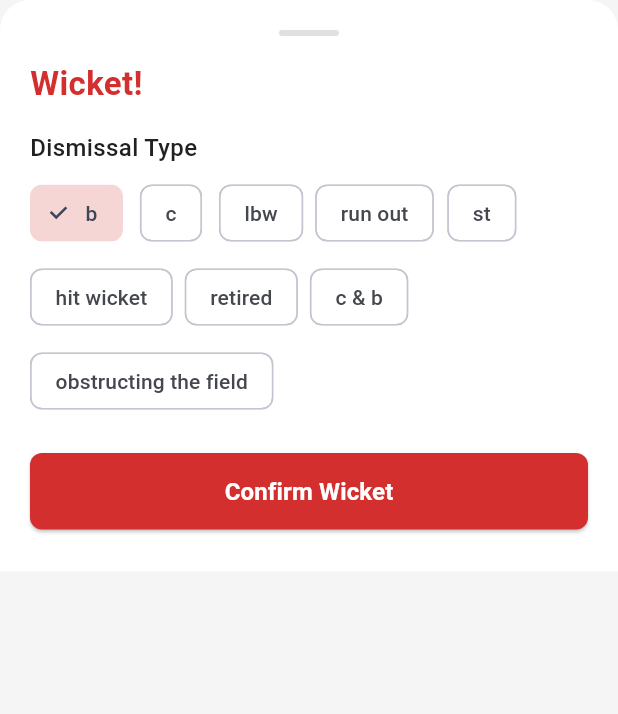
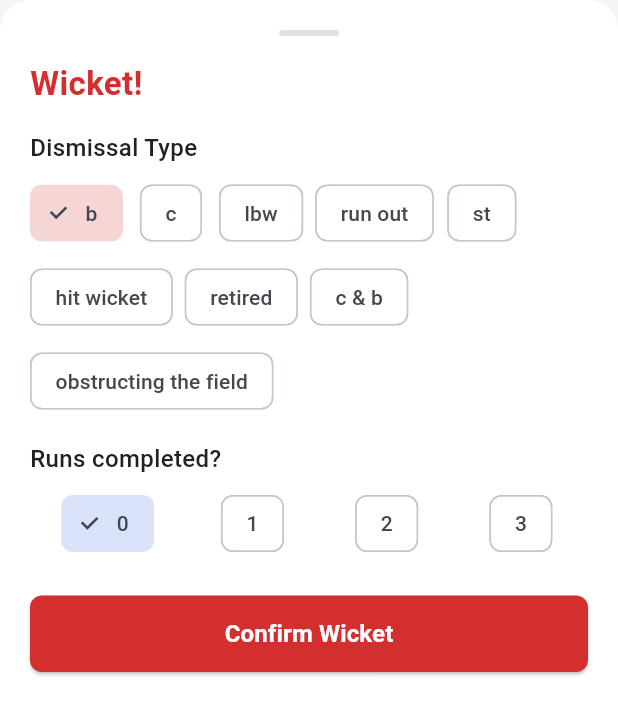
Before and after one commit to itsmejangra/CricLocal, a Flutter app: the WicketModal widget shown alone on an empty page, opened directly with empty values, on a phone screen of 412 x 824 dp. Shown: the top 714 px of the screen. Run offline on Flutter 3.47's test engine with Material 3 defaults, Android fonts, the phone set to English and light mode, and no system bars; our stand-ins replace equatable, flutter_bloc, get_it, go_router, google_fonts, pdf and 6 more; missing offline and left inert: audio_session, haishin_kit; accounts and stored records are empty; network calls fail.

Commit message:
Allow recording runs completed during a wicket (fix for run-outs)

```diff
--- a/cric_local/lib/features/match/presentation/bloc/scoring_bloc.dart
+++ b/cric_local/lib/features/match/presentation/bloc/scoring_bloc.dart
@@ -310,7 +310,7 @@ class ScoringBloc extends Bloc<ScoringEvent, ScoringState> {
 
       var striker = currentState.striker;
       var nonStriker = currentState.nonStriker;
-      if (shouldSwap && !event.isWicket) {
+      if (shouldSwap) {
         final temp = striker;
         striker = nonStriker;
         nonStriker = temp;
@@ -830,7 +830,8 @@ class ScoringBloc extends Bloc<ScoringEvent, ScoringState> {
 
     if (ball.isWicket) {
       final type = ball.dismissalType?.displayName ?? 'out';
-      return '$prefix OUT! $type.';
+      final runsStr = ball.totalRuns > 0 ? ' (${ball.totalRuns} runs completed)' : '';
+      return '$prefix OUT! $type.$runsStr';
     }
 
     if (ball.isWide) return '$prefix wide ball, drifting down leg.';
--- a/cric_local/lib/features/scoring/presentation/pages/score_input_page.dart
+++ b/cric_local/lib/features/scoring/presentation/pages/score_input_page.dart
@@ -388,8 +388,8 @@ class _ScoreInputPageState extends State<ScoreInputPage> with SingleTickerProvid
     return Material(color: AppTheme.wicketRed, borderRadius: BorderRadius.circular(12),
       child: InkWell(borderRadius: BorderRadius.circular(12),
         onTap: () => showModalBottomSheet(context: context, isScrollControlled: true,
-          builder: (_) => WicketModal(onConfirm: (type, fielderId, fielder2Id, dismissedId) {
-            _bloc.add(RecordBall(isWicket: true, dismissalType: type, dismissedPlayerId: dismissedId, fielder1Id: fielderId, fielder2Id: fielder2Id));
+          builder: (_) => WicketModal(onConfirm: (type, fielderId, fielder2Id, dismissedId, runs) {
+            _bloc.add(RecordBall(isWicket: true, dismissalType: type, dismissedPlayerId: dismissedId, fielder1Id: fielderId, fielder2Id: fielder2Id, runs: runs));
           }, players: (_bloc.state is ScoringActive) ? ((_bloc.state as ScoringActive).allPlayers) : [],
             striker: (_bloc.state is ScoringActive) ? (_bloc.state as ScoringActive).striker : null,
             nonStriker: (_bloc.state is ScoringActive) ? (_bloc.state as ScoringActive).nonStriker : null,
--- a/cric_local/lib/features/scoring/presentation/widgets/wicket_modal.dart
+++ b/cric_local/lib/features/scoring/presentation/widgets/wicket_modal.dart
@@ -4,7 +4,7 @@ import '../../../../core/enums.dart';
 import '../../../match/data/models/models.dart';
 
 class WicketModal extends StatefulWidget {
-  final Function(DismissalType type, String? fielderId, String? fielder2Id, String? dismissedId) onConfirm;
+  final Function(DismissalType type, String? fielderId, String? fielder2Id, String? dismissedId, int runs) onConfirm;
   final List<PlayerModel> players;
   final PlayerModel? striker;
   final PlayerModel? nonStriker;
@@ -20,6 +20,7 @@ class _WicketModalState extends State<WicketModal> {
   String? _fielderId;
   String? _fielder2Id;
   String? _dismissedId;
+  int _runsCompleted = 0;
 
   @override
   void initState() {
@@ -79,10 +80,16 @@ class _WicketModalState extends State<WicketModal> {
             items: _fieldingPlayers.where((p) => p.id != _fielderId).map((p) => DropdownMenuItem(value: p.id, child: Text(p.displayName))).toList(),
             onChanged: (v) => setState(() => _fielder2Id = v)),
         ],
+        const SizedBox(height: 16),
+        Text('Runs completed?', style: AppTheme.titleMedium),
+        const SizedBox(height: 8),
+        Row(mainAxisAlignment: MainAxisAlignment.spaceAround, children: [0, 1, 2, 3].map((r) =>
+          ChoiceChip(label: Text('$r'), selected: _runsCompleted == r,
+            onSelected: (_) => setState(() => _runsCompleted = r))).toList()),
         const SizedBox(height: 24),
         ElevatedButton(
           onPressed: () { Navigator.pop(context);
-            widget.onConfirm(_type, _fielderId, _fielder2Id, _dismissedId ?? widget.striker?.id); },
+            widget.onConfirm(_type, _fielderId, _fielder2Id, _dismissedId ?? widget.striker?.id, _runsCompleted); },
           style: ElevatedButton.styleFrom(backgroundColor: AppTheme.wicketRed, padding: const EdgeInsets.symmetric(vertical: 14)),
           child: const Text('Confirm Wicket', style: TextStyle(fontSize: 16, color: Colors.white, fontWeight: FontWeight.w600)),
         ),
```
